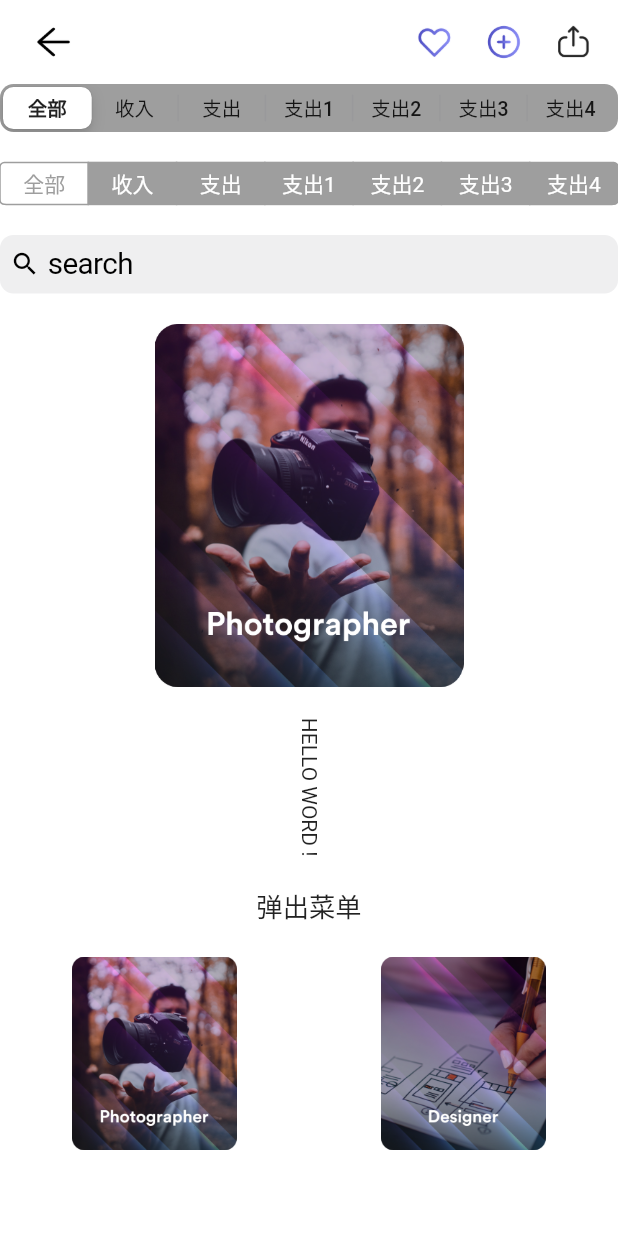
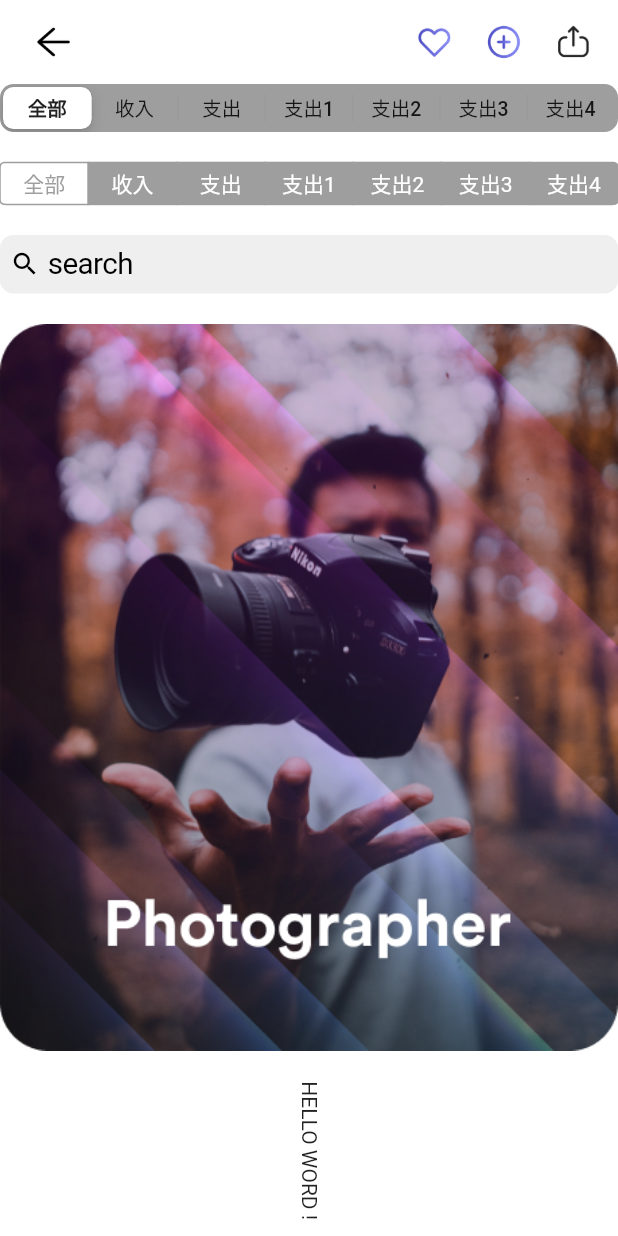
Before and after one commit to RunningHappy/flutter_ui_demo, a Flutter app: the SettingChildPage screen opened directly, on a phone screen of 412 x 824 dp. Run offline on Flutter 3.47's test engine with Material 2 defaults, Android fonts, the phone set to English and light mode, and no system bars; our stand-ins replace fluro, flutter_easyloading, flutter_screenutil, flutter_zoom_drawer, photo_view, shared_preferences and 1 more; missing offline and left inert: app_assembly; accounts and stored records are empty; Roboto replaces fonts that are missing (pingfang).

Commit message:
'修改代码格式'

```diff
--- a/lib/my_page/setting_profile/dart/setting_child_page.dart
+++ b/lib/my_page/setting_profile/dart/setting_child_page.dart
@@ -35,7 +35,7 @@ class _SettingChildPageState extends State<SettingChildPage> {
           CommonImgBtn(imgStr: 'images/home/home_detail_share.png',width: 24.h,),
           SizedBox(width: 16.w,),
         ]),
-        body: Column(
+        body: ListView(
           children: [
             SizedBox(
               width: double.infinity,
@@ -123,11 +123,19 @@ class _SettingChildPageState extends State<SettingChildPage> {
               ),
             ),
             SizedBox(height: 20.h,),
+            Row(
+              mainAxisAlignment: MainAxisAlignment.center,
+              children: [
                 const RotatedBox(
                   quarterTurns: 1, // 90°的整数倍
                   child: Text('HELLO WORD !'),
+                )
+              ],
             ),
             SizedBox(height: 20.h,),
+            Row(
+              mainAxisAlignment: MainAxisAlignment.center,
+              children: [
                 PopupMenuButton(
                   itemBuilder: (BuildContext context){
                     return [
@@ -142,6 +150,8 @@ class _SettingChildPageState extends State<SettingChildPage> {
                         fontSize: 16.sp
                     ),
                   ),
+                )
+              ],
             ),
             SizedBox(height: 20.h,),
             Row(
```
Also changed, not shown: lib/my_page/setting_profile/dart/setting_demo_page.dart (+11 -3 lines). Lines whose indentation alone changed are shown as unchanged.
